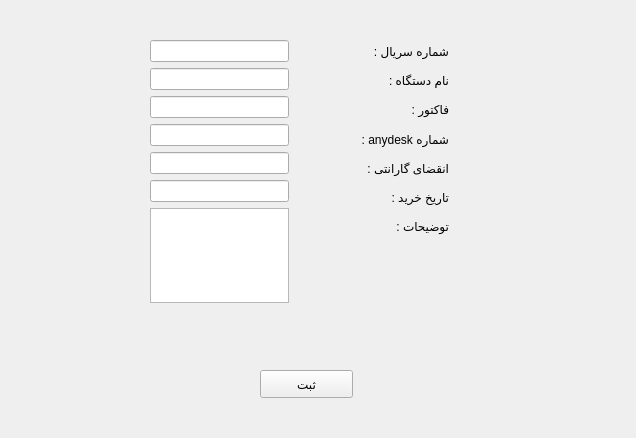
Old version of the form productregister.ui in the repository kia-far/QtDBS.
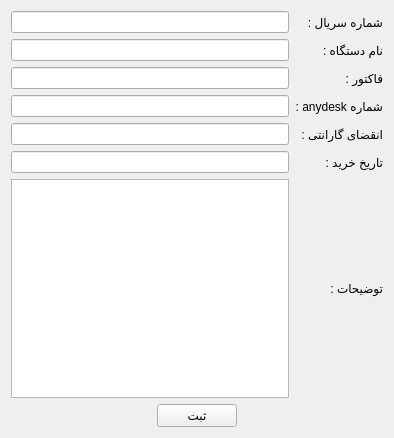
New version of the form.

Commit message: alot of changes. The build kit was changed from 5.12.12 to 5.15.2 which is the last of the 5.x because the before the 5.14 version there wasn't a QCalendar we could use to show the jalali calendar. Now the calendar is fixed, so we can show the dateEdit with the jalali calendar and also today's date will be loaded in the form of the jalali calendar by default which is what we were after!

Diff of the .ui file:
```diff
--- a/productregister.ui
+++ b/productregister.ui
@@ -6,121 +6,143 @@
    <rect>
     <x>0</x>
     <y>0</y>
-    <width>636</width>
+    <width>394</width>
     <height>438</height>
    </rect>
   </property>
   <property name="windowTitle">
    <string>Form</string>
   </property>
-  <widget class="QPushButton" name="pushButton">
-   <property name="geometry">
-    <rect>
-     <x>260</x>
-     <y>370</y>
-     <width>93</width>
-     <height>28</height>
-    </rect>
-   </property>
-   <property name="text">
-    <string>ثبت</string>
-   </property>
-  </widget>
-  <widget class="QWidget" name="layoutWidget">
-   <property name="geometry">
-    <rect>
-     <x>150</x>
-     <y>40</y>
-     <width>139</width>
-     <height>263</height>
-    </rect>
-   </property>
-   <layout class="QVBoxLayout" name="verticalLayout_2">
-    <item>
-     <widget class="QLineEdit" name="lineEdit_8"/>
-    </item>
-    <item>
-     <widget class="QLineEdit" name="lineEdit_9"/>
-    </item>
-    <item>
-     <widget class="QLineEdit" name="lineEdit_10"/>
-    </item>
-    <item>
-     <widget class="QLineEdit" name="lineEdit_11"/>
-    </item>
-    <item>
-     <widget class="QLineEdit" name="lineEdit_12"/>
-    </item>
-    <item>
-     <widget class="QLineEdit" name="lineEdit_13"/>
-    </item>
-    <item>
-     <widget class="QTextEdit" name="textEdit"/>
-    </item>
-   </layout>
-  </widget>
-  <widget class="QWidget" name="layoutWidget">
-   <property name="geometry">
-    <rect>
-     <x>310</x>
-     <y>40</y>
-     <width>139</width>
-     <height>198</height>
-    </rect>
-   </property>
    <layout class="QVBoxLayout" name="verticalLayout">
     <item>
+    <layout class="QGridLayout" name="gridLayout">
+     <item row="0" column="1">
      <widget class="QLabel" name="label">
       <property name="text">
        <string>شماره سریال :</string>
       </property>
      </widget>
     </item>
-    <item>
-     <widget class="QLabel" name="label_2">
+     <item row="6" column="1">
+      <widget class="QLabel" name="label_7">
       <property name="text">
-       <string>نام دستگاه :</string>
+        <string>توضیحات :</string>
       </property>
      </widget>
     </item>
-    <item>
-     <widget class="QLabel" name="label_3">
-      <property name="text">
-       <string>فاکتور :</string>
-      </property>
-     </widget>
-    </item>
-    <item>
+     <item row="3" column="1">
      <widget class="QLabel" name="label_4">
       <property name="text">
        <string>شماره anydesk :</string>
       </property>
      </widget>
     </item>
-    <item>
-     <widget class="QLabel" name="label_5">
-      <property name="text">
-       <string>انقضای گارانتی :</string>
-      </property>
-     </widget>
-    </item>
-    <item>
+     <item row="3" column="0">
+      <widget class="QLineEdit" name="lineEdit_11"/>
+     </item>
+     <item row="5" column="0">
+      <widget class="QLineEdit" name="lineEdit_13"/>
+     </item>
+     <item row="5" column="1">
      <widget class="QLabel" name="label_6">
       <property name="text">
        <string>تاریخ خرید :</string>
       </property>
      </widget>
     </item>
+     <item row="4" column="0">
+      <widget class="QLineEdit" name="lineEdit_12"/>
+     </item>
+     <item row="1" column="0">
+      <widget class="QLineEdit" name="lineEdit_9"/>
+     </item>
+     <item row="2" column="0">
+      <widget class="QLineEdit" name="lineEdit_10"/>
+     </item>
+     <item row="6" column="0">
+      <widget class="QTextEdit" name="textEdit"/>
+     </item>
+     <item row="2" column="1">
+      <widget class="QLabel" name="label_3">
+       <property name="text">
+        <string>فاکتور :</string>
+       </property>
+      </widget>
+     </item>
+     <item row="0" column="0">
+      <widget class="QLineEdit" name="lineEdit_8"/>
+     </item>
+     <item row="4" column="1">
+      <widget class="QLabel" name="label_5">
+       <property name="text">
+        <string>انقضای گارانتی :</string>
+       </property>
+      </widget>
+     </item>
+     <item row="1" column="1">
+      <widget class="QLabel" name="label_2">
+       <property name="text">
+        <string>نام دستگاه :</string>
+       </property>
+      </widget>
+     </item>
+    </layout>
+   </item>
     <item>
-     <widget class="QLabel" name="label_7">
+    <layout class="QHBoxLayout" name="horizontalLayout">
+     <item>
+      <spacer name="horizontalSpacer">
+       <property name="orientation">
+        <enum>Qt::Horizontal</enum>
+       </property>
+       <property name="sizeHint" stdset="0">
+        <size>
+         <width>40</width>
+         <height>20</height>
+        </size>
+       </property>
+      </spacer>
+     </item>
+     <item>
+      <widget class="QPushButton" name="pushButton">
+       <property name="sizePolicy">
+        <sizepolicy hsizetype="Fixed" vsizetype="Fixed">
+         <horstretch>0</horstretch>
+         <verstretch>0</verstretch>
+        </sizepolicy>
+       </property>
       <property name="text">
-       <string>توضیحات :</string>
+        <string>ثبت</string>
       </property>
      </widget>
     </item>
-   </layout>
-  </widget>
- </widget>
+     <item>
+      <spacer name="horizontalSpacer_2">
+       <property name="orientation">
+        <enum>Qt::Horizontal</enum>
+       </property>
+       <property name="sizeHint" stdset="0">
+        <size>
+         <width>40</width>
+         <height>20</height>
+        </size>
+       </property>
+      </spacer>
+     </item>
+    </layout>
+   </item>
+  </layout>
+ </widget>
+ <tabstops>
+  <tabstop>lineEdit_8</tabstop>
+  <tabstop>lineEdit_9</tabstop>
+  <tabstop>lineEdit_10</tabstop>
+  <tabstop>lineEdit_11</tabstop>
+  <tabstop>lineEdit_12</tabstop>
+  <tabstop>lineEdit_13</tabstop>
+  <tabstop>textEdit</tabstop>
+  <tabstop>pushButton</tabstop>
+ </tabstops>
  <resources/>
  <connections/>
 </ui>
```
Lines whose indentation alone changed are shown as unchanged. The commit also changes 912 other files.
